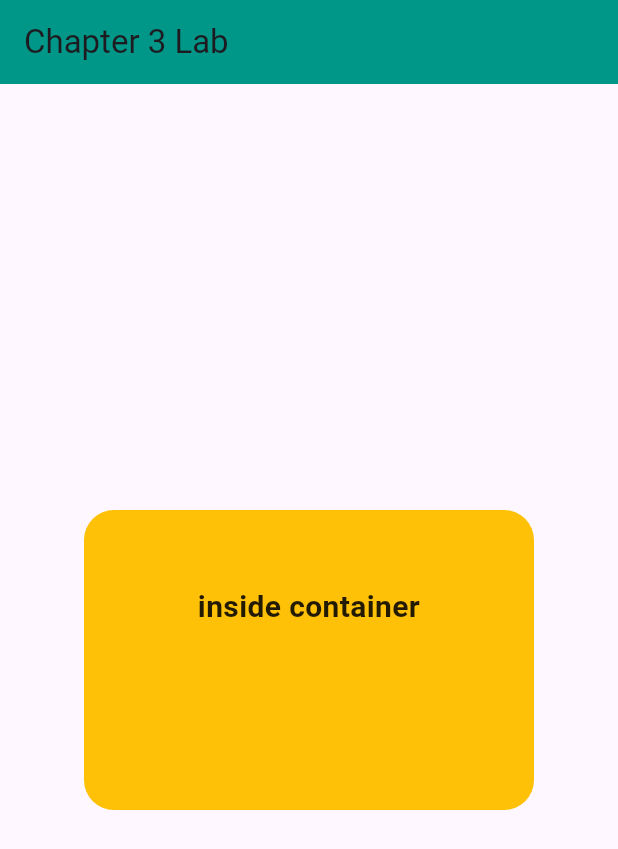
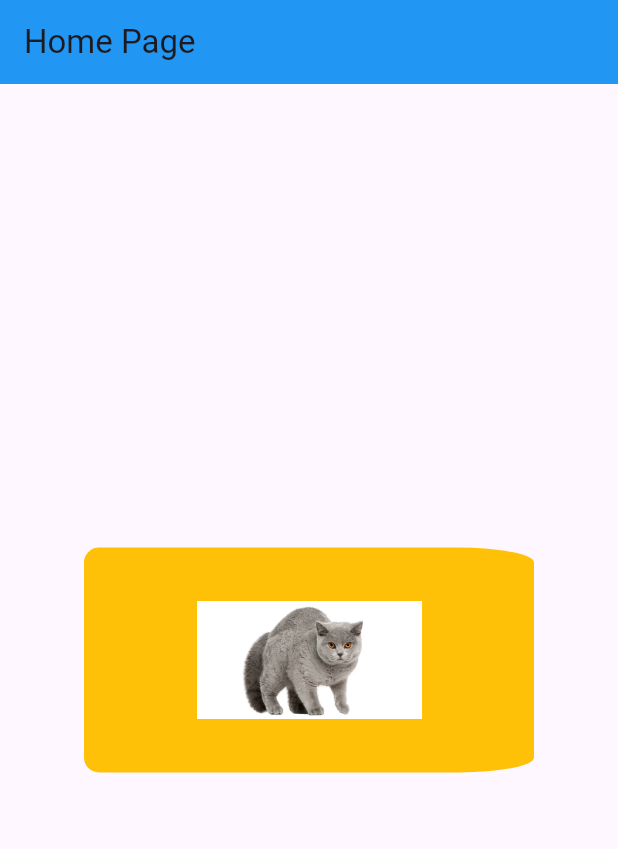
Before and after one commit to natkamonj/flutter_application_1, a Flutter app: the screen it shows after launch, on a phone screen of 412 x 824 dp. Shown: the top 849 px of the screen. Run offline on Flutter 3.47's test engine with Material 3 defaults, Android fonts, the phone set to English and light mode, and no system bars.

Commit message:
add container images

```diff
--- a/lib/main.dart
+++ b/lib/main.dart
@@ -9,48 +9,51 @@ void main() {
 class MyApp extends StatelessWidget {
   const MyApp({super.key}); // Constructor
 
-
   @override
   Widget build(BuildContext context) {
     // เมธอด build() ส่งคืนโครงสร้างต้นไม้วิดเจ็ตสำหรับวิดเจ็ตนี้
     return MaterialApp(
+      title: 'My Awesome App',
+      debugShowCheckedModeBanner: false, // ซ่อนแบนเนอร์ debug
       theme: ThemeData(
         colorScheme: ColorScheme.fromSeed(seedColor: Colors.deepPurple),
         useMaterial3: true, // ใช้ Material Design เวอร์ชันล่าสุด
       ),
-      title: 'Flutter Demo',
-      home: const MyHomePage(),
+      home: const MyHomePage(), // วิดเจ็ตหน้าจอหลักของคุณ
     );
   }
 }
-// ตัวอย่างวิดเจ็ตที่ส่งคืนโดย property 'home' ของ MaterialApp
+
 class MyHomePage extends StatelessWidget {
   const MyHomePage({super.key});
+
   @override
   Widget build(BuildContext context) {
     return Scaffold(
+      // ให้โครงสร้างแอปพื้นฐาน
       appBar: AppBar(
-        title: const Text('Chapter 3 Lab'),
-        backgroundColor: Colors.teal,
+        title: const Text('Home Page'),
+        backgroundColor: Colors.blue, // ปรับแต่งสี AppBar
       ),
       body: Center(
-        // จัดกึ่งกลาง Container
+        // พื้นที่เนื้อหาหลัก
         child: Container(
-        padding: EdgeInsets.all(50.0),
-          // กล่อง
+          padding: EdgeInsets.all(10.0),
           width: 300.0,
-          height: 200.0,
+          height: 150.0,
           decoration: BoxDecoration(
             color: Colors.amber,
-            borderRadius: BorderRadius.all(Radius.circular(20.0)),
+            borderRadius: BorderRadius.horizontal(
+              left: Radius.circular(10.0),
+              right: Radius.elliptical(50.0, 10),
+            ),
           ),
-          child: const Text(
-            'inside container',
-            textAlign: TextAlign.center, // ทางเลือก: จัดกลางข้อความ
-            style: TextStyle( // ทางเลือก: กำหนดสไตล์ข้อความ
-              fontSize: 20.0,
-              fontWeight: FontWeight.bold,
-              color: Colors.black87,
+          child: Center(
+            child: Image.asset(
+              'assets/images/catflu.jpg',
+
+              width: 150,
+              // height: 50,
             ),
           ),
         ),
```
Also changed, not shown: pubspec.yaml (+8 -3 lines), assets/images/catflu.jpg (added).
